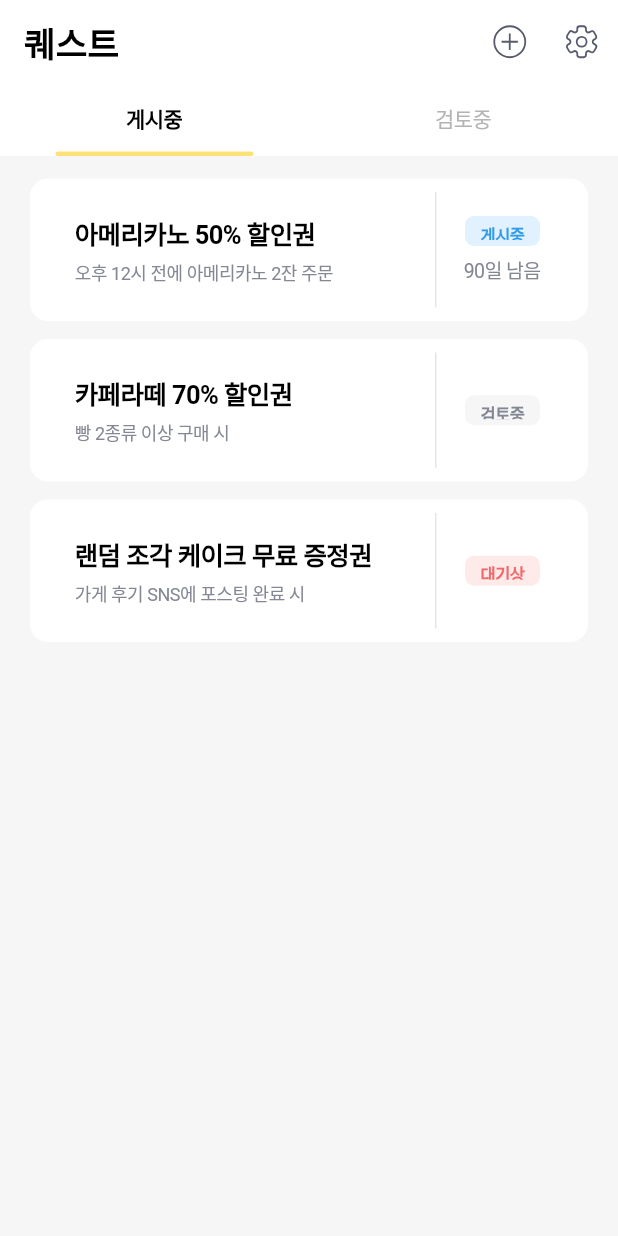
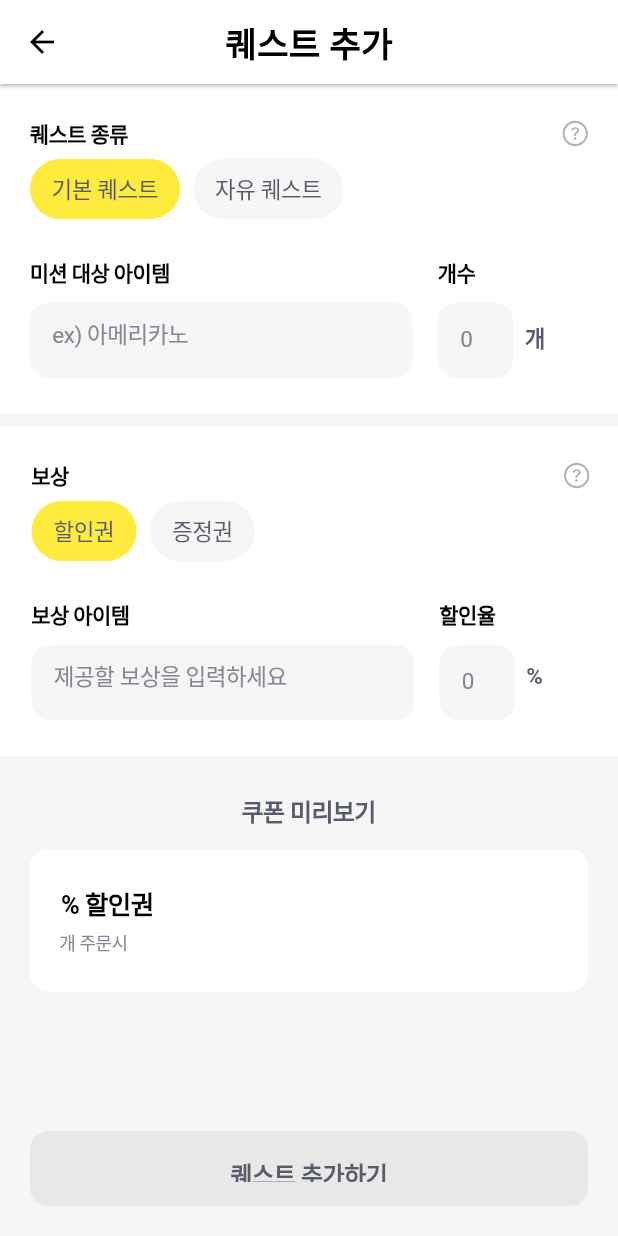
Before and after one commit to TeamFair/meokQ-Boss, a Flutter app: the QuestPage screen opened directly, after a tap on an icon or button, on a phone screen of 412 x 824 dp. Run offline on Flutter 3.47's test engine with Material 2 defaults, Android fonts, the phone set to English and light mode, and no system bars; our stand-ins replace bloc, dartz, dropdown_button2, equatable, flutter_bloc, flutter_svg and 5 more; accounts and stored records are empty; Roboto replaces fonts that are missing (Pretendard).

Commit message:
[feat] 퀘스트 추가 페이지, bloc 추가

```diff
--- a/lib/core/config/const.dart
+++ b/lib/core/config/const.dart
@@ -53,3 +53,8 @@ const week = [
   '토',
   '일',
 ];
+
+const questContent =
+    '퀘스트란 미션과 보상을 합친 용어입니다. 사장님께서 미션을 주시면, 고객님께서 보상을 받는 형태입니다.';
+
+const rewardContent = '보상은 고객이 미션을 완료했을 때, 사장님께서 제공하는 쿠폰입니다.';
--- /dev/null
+++ b/lib/presentation/bloc/quest_add/quest_add_bloc.dart
@@ -0,0 +1,67 @@
+import 'package:equatable/equatable.dart';
+import 'package:flutter_bloc/flutter_bloc.dart';
+
+part 'quest_add_state.dart';
+part 'quest_add_event.dart';
+
+class QuestAddBloc extends Bloc<QuestAddEvent, QuestAddState> {
+  QuestAddBloc() : super(QuestAddState.init()) {
+    on<ChangeQuestType>(_changeQuestType);
+    on<ChangeRewardType>(_changeRewardType);
+    on<ChangeText>(_changeText);
+  }
+
+  void _changeQuestType(
+    ChangeQuestType event,
+    Emitter<QuestAddState> emit,
+  ) {
+    emit(
+      state.copyWith(
+        questType: event.questType,
+      ),
+    );
+  }
+
+  void _changeRewardType(
+    ChangeRewardType event,
+    Emitter<QuestAddState> emit,
+  ) {
+    emit(
+      state.copyWith(
+        rewardType: event.rewardType,
+      ),
+    );
+  }
+
+  void _changeText(
+    ChangeText event,
+    Emitter<QuestAddState> emit,
+  ) {
+    switch (event.textType) {
+      case TextType.missionItem:
+        emit(
+          state.copyWith(
+            missionItem: event.text,
+          ),
+        );
+      case TextType.missionItemCount:
+        emit(
+          state.copyWith(
+            missionItemCount: event.text,
+          ),
+        );
+      case TextType.rewardItem:
+        emit(
+          state.copyWith(
+            rewardItem: event.text,
+          ),
+        );
+      case TextType.reward:
+        emit(
+          state.copyWith(
+            reward: event.text,
+          ),
+        );
+    }
+  }
+}
--- /dev/null
+++ b/lib/presentation/bloc/quest_add/quest_add_event.dart
@@ -0,0 +1,27 @@
+part of 'quest_add_bloc.dart';
+
+sealed class QuestAddEvent {}
+
+class ChangeQuestType extends QuestAddEvent {
+  final QuestType questType;
+
+  ChangeQuestType({required this.questType});
+}
+
+class ChangeRewardType extends QuestAddEvent {
+  final RewardType rewardType;
+
+  ChangeRewardType({required this.rewardType});
+}
+
+class ChangeText extends QuestAddEvent {
+  final String text;
+  final TextType textType;
+
+  ChangeText({
+    required this.text,
+    required this.textType,
+  });
+}
+
+class AddQuest extends QuestAddEvent {}
--- /dev/null
+++ b/lib/presentation/bloc/quest_add/quest_add_state.dart
@@ -0,0 +1,115 @@
+part of 'quest_add_bloc.dart';
+
+enum QuestType {
+  basic,
+  free;
+
+  String get text => switch (this) {
+        QuestType.basic => '기본 퀘스트',
+        QuestType.free => '자유 퀘스트',
+      };
+
+  String get title => switch (this) {
+        QuestType.basic => '미션 대상 아이템',
+        QuestType.free => '미션',
+      };
+
+  String get hintText => switch (this) {
+        QuestType.basic => 'ex) 아메리카노',
+        QuestType.free => '미션 내용을 입력하세요',
+      };
+
+  bool get isFreeQuest => this == QuestType.free;
+}
+
+enum RewardType {
+  discount,
+  giftCard;
+
+  String get text => switch (this) {
+        RewardType.discount => '할인권',
+        RewardType.giftCard => '증정권',
+      };
+
+  String get subTitle => switch (this) {
+        RewardType.discount => '할인율',
+        RewardType.giftCard => '개수',
+      };
+
+  String get subText => switch (this) {
+        RewardType.discount => '%',
+        RewardType.giftCard => '개',
+      };
+}
+
+enum TextType {
+  missionItem,
+  missionItemCount,
+  rewardItem,
+  reward;
+}
+
+class QuestAddState extends Equatable {
+  final String missionItem;
+  final String missionItemCount;
+  final String rewardItem;
+  final String reward;
+  final QuestType questType;
+  final RewardType rewardType;
+
+  const QuestAddState({
+    required this.missionItem,
+    required this.missionItemCount,
+    required this.rewardItem,
+    required this.reward,
+    required this.questType,
+    required this.rewardType,
+  });
+
+  static QuestAddState init() => const QuestAddState(
+        missionItem: '',
+        missionItemCount: '',
+        rewardItem: '',
+        reward: '',
+        questType: QuestType.basic,
+        rewardType: RewardType.discount,
+      );
+
+  QuestAddState copyWith({
+    String? missionItem,
+    String? missionItemCount,
+    String? rewardItem,
+    String? reward,
+    QuestType? questType,
+    RewardType? rewardType,
+  }) {
+    return QuestAddState(
+      missionItem: missionItem ?? this.missionItem,
+      missionItemCount: missionItemCount ?? this.missionItemCount,
+      rewardItem: rewardItem ?? this.rewardItem,
+      reward: reward ?? this.reward,
+      questType: questType ?? this.questType,
+      rewardType: rewardType ?? this.rewardType,
+    );
+  }
+
+  @override
+  List<Object?> get props => [
+        missionItem,
+        missionItemCount,
+        rewardItem,
+        reward,
+        questType,
+        rewardType,
+      ];
+
+  String get title =>
+      '$rewardItem $reward${rewardType.subText} ${rewardType.text}';
+
+  String get subTitle => switch (questType) {
+        QuestType.basic => '$missionItem $missionItemCount개 주문시',
+        QuestType.free => missionItem,
+      };
+
+  bool get isButtonAble => rewardItem.isNotEmpty && reward.isNotEmpty && missionItem.isNotEmpty;
+}
--- a/lib/presentation/views/challenge/challenge_page.dart
+++ b/lib/presentation/views/challenge/challenge_page.dart
@@ -19,6 +19,7 @@ class _ChallengePageState extends State<ChallengePage> {
         title: const Text(
           '도전',
         ),
+        automaticallyImplyLeading: false,
         actions: [
           IconButton(
             onPressed: () {
--- /dev/null
+++ b/lib/presentation/views/quest/quest_add/quest_add_page.dart
@@ -0,0 +1,407 @@
+import 'package:flutter/material.dart';
+import 'package:flutter_bloc/flutter_bloc.dart';
+import 'package:flutter_svg/svg.dart';
+import 'package:meokq_boss/core/color/color_theme.dart';
+import 'package:meokq_boss/core/theme/text_theme.dart';
+import 'package:meokq_boss/presentation/bloc/quest_add/quest_add_bloc.dart';
+import 'package:meokq_boss/presentation/global/meokq_button.dart';
+import 'package:meokq_boss/resources/resources.dart';
+
+class QuestAddPage extends StatefulWidget {
+  static const id = 'quest_add_page';
+  const QuestAddPage({super.key});
+
+  @override
+  State<QuestAddPage> createState() => _QuestAddPageState();
+}
+
+class _QuestAddPageState extends State<QuestAddPage> {
+  @override
+  Widget build(BuildContext context) {
+    return Scaffold(
+      backgroundColor: ColorS.background,
+      resizeToAvoidBottomInset: false,
+      appBar: AppBar(
+        title: const Text(
+          '퀘스트 추가',
+        ),
+        centerTitle: true,
+        elevation: 1,
+      ),
+      body: BlocBuilder<QuestAddBloc, QuestAddState>(
+        builder: (context, state) {
+          return Column(
+            crossAxisAlignment: CrossAxisAlignment.center,
+            mainAxisAlignment: MainAxisAlignment.start,
+            children: [
+              Container(
+                color: Colors.white,
+                height: 220,
+                padding: const EdgeInsets.fromLTRB(20, 21, 20, 0),
+                child: Column(
+                  crossAxisAlignment: CrossAxisAlignment.start,
+                  mainAxisAlignment: MainAxisAlignment.start,
+                  children: [
+                    SizedBox(
+                      height: 24,
+                      child: Row(
+                        mainAxisAlignment: MainAxisAlignment.spaceBetween,
+                        children: [
+                          Text(
+                            '퀘스트 종류',
+                            style: TextS.subtitle1().copyWith(
+                              fontSize: 14,
+                            ),
+                          ),
+                          SvgPicture.asset(Svgs.questionMarkIcon),
+                        ],
+                      ),
+                    ),
+                    const SizedBox(
+                      height: 5,
+                    ),
+                    SizedBox(
+                      height: 40,
+                      child: Row(
+                        children: QuestType.values.map((questType) {
+                          return GestureDetector(
+                            onTap: () => context.read<QuestAddBloc>().add(
+                                  ChangeQuestType(questType: questType),
+                                ),
+                            child: Container(
+                              width: 100,
+                              height: 40,
+                              margin: const EdgeInsets.only(
+                                right: 9,
+                              ),
+                              decoration: ShapeDecoration(
+                                color: state.questType == questType
+                                    ? ColorS.buttonYellow
+                                    : ColorS.background,
+                                shape: RoundedRectangleBorder(
+                                  borderRadius: BorderRadius.circular(20),
+                                ),
+                              ),
+                              child: Center(
+                                child: Text(
+                                  questType.text,
+                                  style: TextS.content().copyWith(
+                                    color: ColorS.gray400,
+                                  ),
+                                ),
+                              ),
+                            ),
+                          );
+                        }).toList(),
+                      ),
+                    ),
+                    const SizedBox(
+                      height: 25,
+                    ),
+                    SizedBox(
+                      height: 80,
+                      child: Row(
+                        crossAxisAlignment: CrossAxisAlignment.start,
+                        mainAxisAlignment: MainAxisAlignment.start,
+                        children: [
+                          QuestAddTextField(
+                            onChanged: (text) =>
+                                context.read<QuestAddBloc>().add(
+                                      ChangeText(
+                                        text: text,
+                                        textType: TextType.missionItem,
+                                      ),
+                                    ),
+                            title: state.questType.title,
+                            text: state.missionItem,
+                            hintText: state.questType.hintText,
+                            width: state.questType.isFreeQuest ? 352 : 255,
+                          ),
+                          if (!state.questType.isFreeQuest)
+                            const SizedBox(
+                              width: 17,
+                            ),
+                          if (!state.questType.isFreeQuest)
+                            QuestAddTextField(
+                              onChanged: (text) =>
+                                  context.read<QuestAddBloc>().add(
+                                        ChangeText(
+                                          text: text,
+                                          textType: TextType.missionItemCount,
+                                        ),
+                                      ),
+                              title: '개수',
+                              text: state.missionItem,
+                              hintText: '0',
+                              width: 50,
+                            ),
+                          if (!state.questType.isFreeQuest)
+                            Padding(
+                              padding: const EdgeInsets.only(top: 43, left: 8),
+                              child: Text(
+                                '개',
+                                style: TextS.heading2()
+                                    .copyWith(color: ColorS.gray400),
+                              ),
+                            ),
+                        ],
+                      ),
+                    ),
+                  ],
+                ),
+              ),
+              const SizedBox(
+                height: 8,
+              ),
+              Container(
+                color: Colors.white,
+                height: 220,
+                padding: const EdgeInsets.fromLTRB(21, 21, 19, 0),
+                child: Column(
+                  crossAxisAlignment: CrossAxisAlignment.start,
+                  mainAxisAlignment: MainAxisAlignment.start,
+                  children: [
+                    SizedBox(
+                      height: 24,
+                      child: Row(
+                        mainAxisAlignment: MainAxisAlignment.spaceBetween,
+                        children: [
+                          Text(
+                            '보상',
+                            style: TextS.subtitle1().copyWith(
+                              fontSize: 14,
+                            ),
+                          ),
+                          SvgPicture.asset(Svgs.questionMarkIcon),
+                        ],
+                      ),
+                    ),
+                    const SizedBox(
+                      height: 5,
+                    ),
+                    SizedBox(
+                      height: 40,
+                      child: Row(
+                        children: RewardType.values.map((rewardType) {
+                          return GestureDetector(
+                            onTap: () => context.read<QuestAddBloc>().add(
+                                  ChangeRewardType(rewardType: rewardType),
+                                ),
+                            child: Container(
+                              width: 70,
+                              height: 40,
+                              margin: const EdgeInsets.only(
+                                right: 9,
+                              ),
+                              decoration: ShapeDecoration(
+                                color: state.rewardType == rewardType
+                                    ? ColorS.buttonYellow
+                                    : ColorS.background,
+                                shape: RoundedRectangleBorder(
+                                  borderRadius: BorderRadius.circular(20),
+                                ),
+                              ),
+                              child: Center(
+                                child: Text(
+                                  rewardType.text,
+                                  style: TextS.content().copyWith(
+                                    color: ColorS.gray400,
+                                  ),
+                                ),
+                              ),
+                            ),
+                          );
+                        }).toList(),
+                      ),
+                    ),
+                    const SizedBox(
+                      height: 25,
+                    ),
+                    SizedBox(
+                      height: 80,
+                      child: Row(
+                        crossAxisAlignment: CrossAxisAlignment.start,
+                        mainAxisAlignment: MainAxisAlignment.start,
+                        children: [
+                          QuestAddTextField(
+                            onChanged: (text) =>
+                                context.read<QuestAddBloc>().add(
+                                      ChangeText(
+                                        text: text,
+                                        textType: TextType.rewardItem,
+                                      ),
+                                    ),
+                            title: '보상 아이템',
+                            text: state.rewardItem,
+                            hintText: '제공할 보상을 입력하세요',
+                            width: 255,
+                          ),
+                          const SizedBox(
+                            width: 17,
+                          ),
+                          QuestAddTextField(
+                            onChanged: (text) =>
+                                context.read<QuestAddBloc>().add(
+                                      ChangeText(
+                                        text: text,
+                                        textType: TextType.reward,
+                                      ),
+                                    ),
+                            title: state.rewardType.subTitle,
+                            text: state.missionItem,
+                            hintText: '0',
+                            width: 50,
+                          ),
+                          Padding(
+                            padding: const EdgeInsets.only(top: 43, left: 8),
+                            child: Text(
+                              state.rewardType.subText,
+                              style: TextS.heading2()
+                                  .copyWith(color: ColorS.gray400),
+                            ),
+                          ),
+                        ],
+                      ),
+                    ),
+                  ],
+                ),
+              ),
+              const SizedBox(
+                height: 24,
+              ),
+              Text(
+                '쿠폰 미리보기',
+                style: TextS.subtitle1().copyWith(
+                  color: ColorS.gray400,
+                ),
+              ),
+              const SizedBox(
+                height: 14,
+              ),
+              Container(
+                decoration: ShapeDecoration(
+                  color: Colors.white,
+                  shape: RoundedRectangleBorder(
+                    borderRadius: BorderRadius.circular(12),
+                  ),
+                ),
+                margin: const EdgeInsets.symmetric(horizontal: 20),
+                padding: const EdgeInsets.fromLTRB(17, 9, 0, 9),
+                height: 95,
+                child: SizedBox(
+                  height: 50,
+                  width: double.infinity,
+                  child: Column(
+                    crossAxisAlignment: CrossAxisAlignment.start,
+                    mainAxisAlignment: MainAxisAlignment.center,
+                    children: [
+                      Text(
+                        state.title,
+                        style: TextS.heading1(),
+                      ),
+                      const SizedBox(
+                        height: 5,
+                      ),
+                      Text(
+                        state.subTitle,
+                        style: TextS.caption2(),
+                      ),
+                    ],
+                  ),
+                ),
+              ),
+              const Spacer(),
+              Padding(
+                padding: const EdgeInsets.symmetric(horizontal: 20),
+                child: MeokQButton(
+                  onTap: () {
+                    context.read<QuestAddBloc>().add(
+                          AddQuest(),
+                        );
+                    Navigator.pop(context);
+                  },
+                  text: '퀘스트 추가하기',
+                  canTap: state.isButtonAble,
+                ),
+              ),
+              const SizedBox(
+                height: 20,
+              ),
+            ],
+          );
+        },
+      ),
+    );
+  }
+}
+
+class QuestAddTextField extends StatelessWidget {
+  const QuestAddTextField({
+    super.key,
+    required this.title,
+    required this.text,
+    required this.hintText,
+    this.width = double.infinity,
+    required this.onChanged,
+    this.textInputType,
+  });
+
+  final String title;
+  final String text;
+  final String hintText;
+  final double width;
+  final TextInputType? textInputType;
+  final Function(String text) onChanged;
+
+  @override
+  Widget build(BuildContext context) {
+    return SizedBox(
+      width: width,
+      child: Column(
+        crossAxisAlignment: CrossAxisAlignment.start,
+        mainAxisAlignment: MainAxisAlignment.start,
+        children: [
+          Text(
+            title,
+            style: TextS.subtitle1().copyWith(
+              fontSize: 14,
+            ),
+          ),
+          const SizedBox(
+            height: 10,
+          ),
+          Container(
+            height: 50,
+            padding: const EdgeInsets.fromLTRB(
+              15,
+              15,
+              0,
+              7.5,
+            ),
+            decoration: ShapeDecoration(
+              color: ColorS.background,
+              shape: RoundedRectangleBorder(
+                borderRadius: BorderRadius.circular(12),
+              ),
+            ),
+            child: TextField(
+              style: TextS.content().copyWith(
+                color: ColorS.gray400,
+              ),
+              onChanged: onChanged,
+              keyboardType: textInputType,
+              cursorColor: ColorS.applyGray,
+              decoration: InputDecoration(
+                border: InputBorder.none,
+                hintText: hintText,
+                hintStyle: TextS.content().copyWith(
+                  color: ColorS.applyGray,
+                ),
+              ),
+            ),
+          ),
+        ],
+      ),
+    );
+  }
+}
--- a/lib/presentation/views/quest/quest_page.dart
+++ b/lib/presentation/views/quest/quest_page.dart
@@ -4,6 +4,7 @@ import 'package:flutter_svg/svg.dart';
 import 'package:meokq_boss/core/color/color_theme.dart';
 import 'package:meokq_boss/core/theme/text_theme.dart';
 import 'package:meokq_boss/presentation/bloc/tab_bar_controller/tab_bar_bloc.dart';
+import 'package:meokq_boss/presentation/views/quest/quest_add/quest_add_page.dart';
 import 'package:meokq_boss/presentation/views/quest/quest_check/quest_check_page.dart';
 import 'package:meokq_boss/presentation/views/quest/quest_show/quest_show_page.dart';
 import 'package:meokq_boss/presentation/views/setting/setting_page.dart';
@@ -26,10 +27,15 @@ class _QuestPageState extends State<QuestPage> {
           title: const Text(
             '퀘스트',
           ),
+          elevation: 1,
           automaticallyImplyLeading: false,
           actions: [
             IconButton(
-              onPressed: () {},
+              onPressed: () {
+                Navigator.of(context).pushNamed(
+                  QuestAddPage.id,
+                );
+              },
               icon: SvgPicture.asset(Svgs.plusIcon),
             ),
             IconButton(
--- a/lib/resources/svgs.dart
+++ b/lib/resources/svgs.dart
@@ -28,6 +28,8 @@ class Svgs {
       'assets/vectors/plus_in_circle_icon.svg';
   static const String questOffIcon = 'assets/vectors/quest_off_icon.svg';
   static const String questOnIcon = 'assets/vectors/quest_on_icon.svg';
+  static const String questionMarkIcon =
+      'assets/vectors/question_mark_icon.svg';
   static const String rightArrowIcon = 'assets/vectors/right_arrow_icon.svg';
   static const String settingIcon = 'assets/vectors/setting_icon.svg';
   static const String smileIcon = 'assets/vectors/smile_icon.svg';
--- a/lib/routes/route_generator.dart
+++ b/lib/routes/route_generator.dart
@@ -4,10 +4,12 @@ import 'package:meokq_boss/presentation/bloc/agreement_permission/agreement_perm
 import 'package:meokq_boss/presentation/bloc/boss_information/boss_information_bloc.dart';
 import 'package:meokq_boss/presentation/bloc/bottom_navigation_controller/bnc_bloc.dart';
 import 'package:meokq_boss/presentation/bloc/login/login_bloc.dart';
+import 'package:meokq_boss/presentation/bloc/quest_add/quest_add_bloc.dart';
 import 'package:meokq_boss/presentation/bloc/splash/splash_bloc.dart';
 import 'package:meokq_boss/presentation/bloc/store_information/store_information_bloc.dart';
 import 'package:meokq_boss/presentation/views/home/home_page.dart';
 import 'package:meokq_boss/presentation/views/login/login_page.dart';
+import 'package:meokq_boss/presentation/views/quest/quest_add/quest_add_page.dart';
 import 'package:meokq_boss/presentation/views/setting/setting_page.dart';
 import 'package:meokq_boss/presentation/views/sign_in/agree/agree_page.dart';
 import 'package:meokq_boss/presentation/views/sign_in/apply_store/apply_store_page.dart';
@@ -30,28 +32,28 @@ class RouteGenerator {
       case LoginPage.id:
         return MaterialPageRoute(
           builder: (context) => BlocProvider<LoginBloc>(
-            create: (context) =>  LoginBloc(),
+            create: (context) => LoginBloc(),
             child: const LoginPage(),
           ),
         );
       case HomePage.id:
         return MaterialPageRoute(
           builder: (context) => BlocProvider<BNCBloc>(
-            create: (context) =>  BNCBloc(),
+            create: (context) => BNCBloc(),
             child: const HomePage(),
           ),
         );
       case SettingPage.id:
         return MaterialPageRoute(
           builder: (context) => BlocProvider<BNCBloc>(
-            create: (context) =>  BNCBloc(),
+            create: (context) => BNCBloc(),
             child: const SettingPage(),
           ),
         );
       case AgreePage.id:
         return MaterialPageRoute(
           builder: (context) => BlocProvider<AgreementPermissionBloc>(
-            create: (context) =>  AgreementPermissionBloc(),
+            create: (context) => AgreementPermissionBloc(),
             child: const AgreePage(),
           ),
         );
@@ -71,6 +73,13 @@ class RouteGenerator {
           builder: (context) => BlocProvider<StoreInformationBloc>(
             create: (context) => StoreInformationBloc(),
             child: const StoreInformationApplyPage(),
+          ),
+        );
+      case QuestAddPage.id:
+        return MaterialPageRoute(
+          builder: (context) => BlocProvider<QuestAddBloc>(
+            create: (context) => QuestAddBloc(),
+            child: const QuestAddPage(),
           ),
         );
       default:
--- a/pubspec.yaml
+++ b/pubspec.yaml
@@ -28,6 +28,7 @@ dependencies:
   dartz: ^0.10.1
   image_picker: ^1.0.4
   shared_preferences: ^2.2.2
+  just_the_tooltip: ^0.0.12
 
   # The following adds the Cupertino Icons font to your application.
   # Use with the CupertinoIcons class for iOS style icons.
```
Also changed, not shown: assets/vectors/challenge_off_icon.svg, assets/vectors/challenge_on_icon.svg, assets/vectors/quest_off_icon.svg, assets/vectors/quest_on_icon.svg, assets/vectors/question_mark_icon.svg (added), pubspec.lock, 1 other file.
